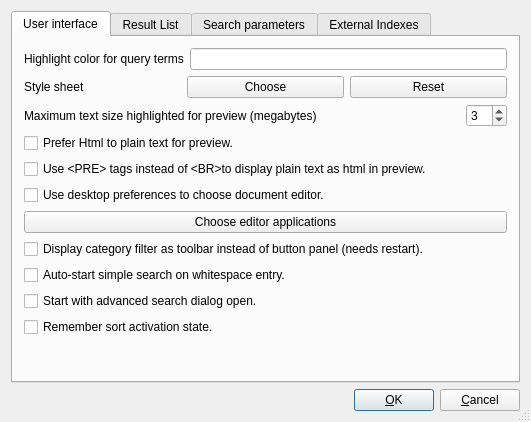
This is src/qtgui/uiprefs.ui in spanner888/recoll as Qt 5 draws it before an edit. The edited form follows.
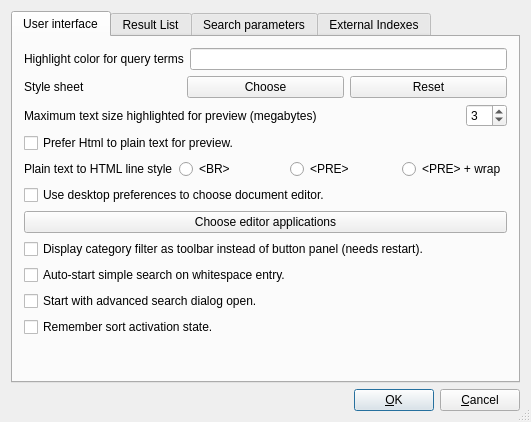
This is the edited form.

Commit message: add <pre style="white-space: pre-wrap"> to plain text HTML display options

Diff of the .ui file:
```diff
--- a/src/qtgui/uiprefs.ui
+++ b/src/qtgui/uiprefs.ui
@@ -133,17 +133,39 @@
             </widget>
            </item>
            <item>
-            <widget class="QCheckBox" name="previewPlainPreCB">
+	     <layout class="QHBoxLayout" name="horizontalLayout">
+	       <item>
+		 <widget class="QLabel" name="label">
+		   <property name="text">
+		     <string>Plain text to HTML line style</string>
+		   </property>
              <property name="toolTip">
-              <string>Lines in PRE text are not folded. Using BR loses some indentation.</string>
-             </property>
+		     <string>Lines in PRE text are not folded. Using BR loses some indentation. PRE + Wrap style may be what you want.</string>
+		   </property>
+		 </widget>
+	       </item>
+	       <item>
+		 <widget class="QRadioButton" name="plainBRRB">
              <property name="text">
-              <string>Use &lt;PRE&gt; tags instead of &lt;BR&gt;to display plain text as html in preview.</string>
-             </property>
-             <property name="checked">
-              <bool>false</bool>
-             </property>
-            </widget>
+		     <string>&lt;BR&gt;</string>
+		   </property>
+		 </widget>
+	       </item>
+	       <item>
+		 <widget class="QRadioButton" name="plainPRERB">
+		   <property name="text">
+		     <string>&lt;PRE&gt;</string>
+		   </property>
+		 </widget>
+	       </item>
+	       <item>
+		 <widget class="QRadioButton" name="plainPREWRAPRB">
+		   <property name="text">
+		     <string>&lt;PRE&gt; + wrap</string>
+		   </property>
+		 </widget>
+	       </item>
+	     </layout>
            </item>
            <item>
             <widget class="QCheckBox" name="useDesktopOpenCB">
```
Lines whose indentation alone changed are shown as unchanged. The commit also changes 5 other files.
